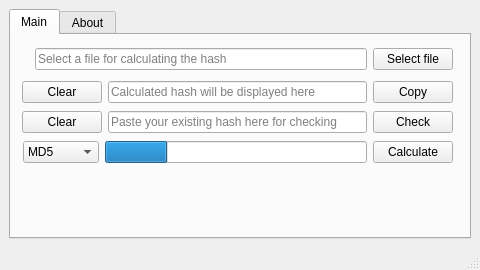
Above: ui/mainwindow.ui from Rizwan-Hasan/Free-Hash-Checker before the change. Below: the same form after it.
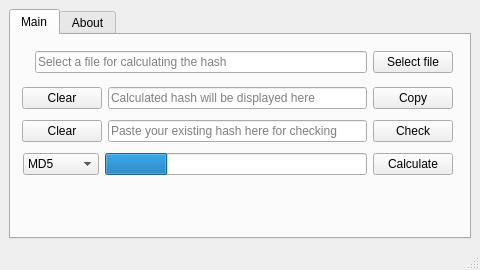
That is the form after the change. Icons and pictures are not drawn.

The edit to the form file:
```diff
--- a/ui/mainwindow.ui
+++ b/ui/mainwindow.ui
@@ -58,7 +58,7 @@
           <x>11</x>
           <y>11</y>
           <width>431</width>
-          <height>121</height>
+          <height>138</height>
          </rect>
         </property>
         <layout class="QGridLayout" name="gridLayout">
@@ -88,6 +88,9 @@
            </item>
            <item>
             <widget class="QLineEdit" name="lineEditFileExplore">
+             <property name="readOnly">
+              <bool>true</bool>
+             </property>
              <property name="placeholderText">
               <string>Select a file for calculating the hash</string>
              </property>
```
Left out of the diff: 4 changed lines with no effect on the pictures.
